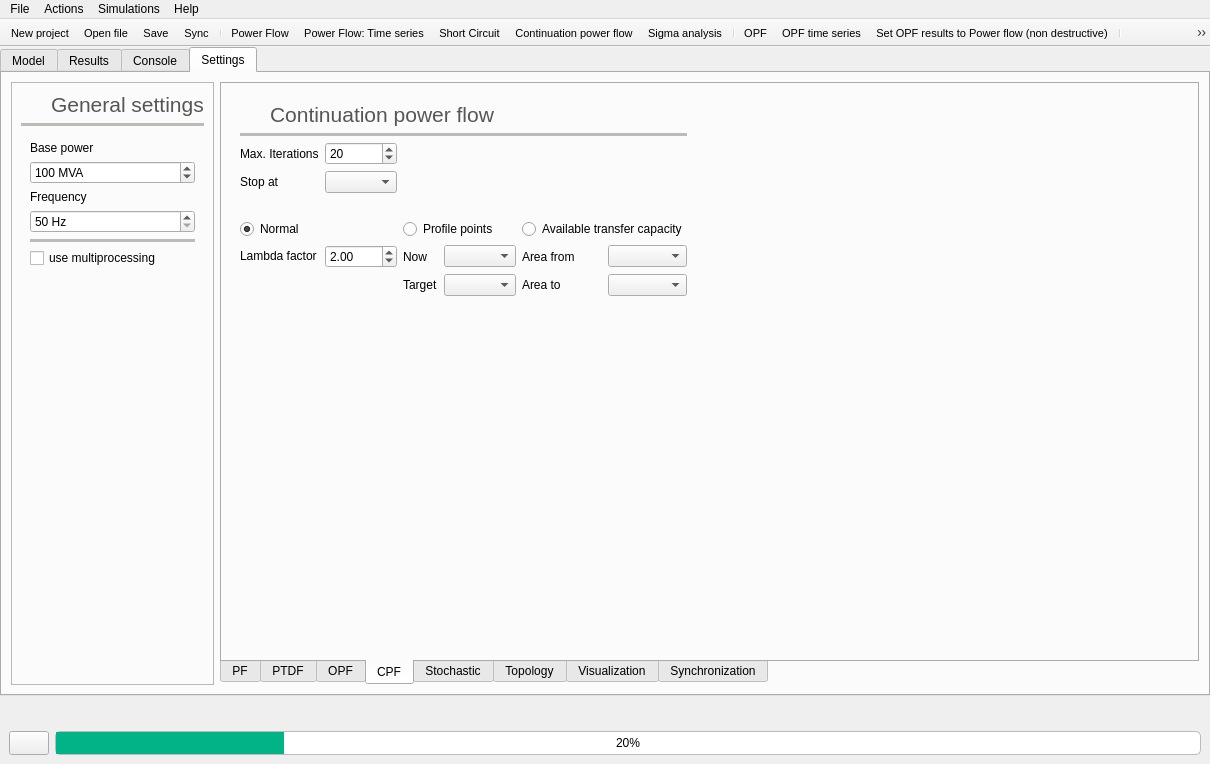
The window that src/GridCal/Gui/Main/MainWindow.ui (SanPen/GridCal) describes before a commit, drawn with Qt 5.
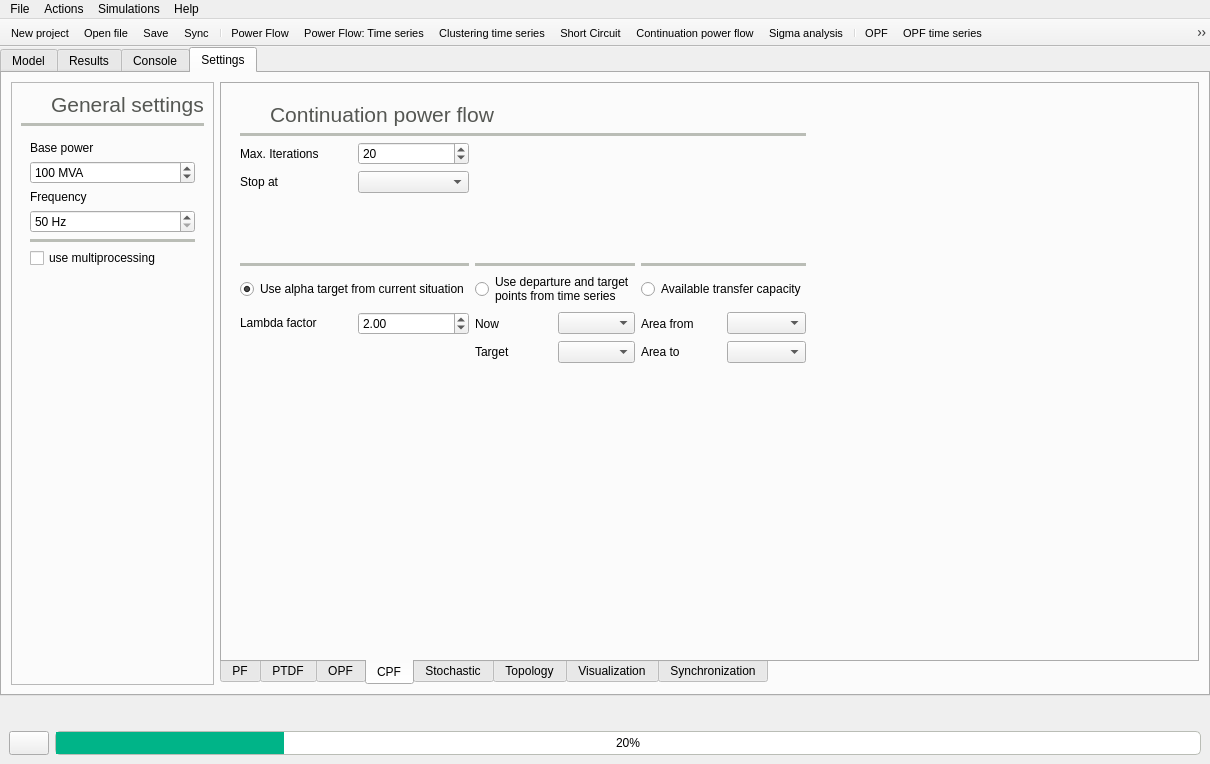
The same window after the commit. The open tabs and pages were chosen to show the change. Icons and pictures are not drawn.

Commit message: Time series clustering working

Diff of the .ui file:
```diff
--- a/src/GridCal/Gui/Main/MainWindow.ui
+++ b/src/GridCal/Gui/Main/MainWindow.ui
@@ -3305,6 +3305,86 @@
                <enum>QFrame::Raised</enum>
               </property>
               <layout class="QGridLayout" name="gridLayout_2">
+               <item row="9" column="0">
+                <widget class="QLabel" name="label_18">
+                 <property name="text">
+                  <string>&lt;html&gt;&lt;head/&gt;&lt;body&gt;&lt;p&gt;Lambda factor&lt;/p&gt;&lt;/body&gt;&lt;/html&gt;</string>
+                 </property>
+                </widget>
+               </item>
+               <item row="3" column="0">
+                <widget class="QLabel" name="label_8">
+                 <property name="text">
+                  <string>Stop at</string>
+                 </property>
+                </widget>
+               </item>
+               <item row="10" column="5">
+                <widget class="QComboBox" name="areaToComboBox"/>
+               </item>
+               <item row="9" column="3">
+                <widget class="QComboBox" name="vs_departure_comboBox"/>
+               </item>
+               <item row="10" column="3">
+                <widget class="QComboBox" name="vs_target_comboBox"/>
+               </item>
+               <item row="10" column="4">
+                <widget class="QLabel" name="label_26">
+                 <property name="text">
+                  <string>Area to</string>
+                 </property>
+                </widget>
+               </item>
+               <item row="9" column="4">
+                <widget class="QLabel" name="label_25">
+                 <property name="text">
+                  <string>Area from</string>
+                 </property>
+                </widget>
+               </item>
+               <item row="2" column="0">
+                <widget class="QLabel" name="label_29">
+                 <property name="text">
+                  <string>Max. Iterations</string>
+                 </property>
+                </widget>
+               </item>
+               <item row="2" column="1">
+                <widget class="QSpinBox" name="vs_max_iterations_spinBox">
+                 <property name="minimum">
+                  <number>1</number>
+                 </property>
+                 <property name="maximum">
+                  <number>300</number>
+                 </property>
+                 <property name="value">
+                  <number>20</number>
+                 </property>
+                </widget>
+               </item>
+               <item row="9" column="5">
+                <widget class="QComboBox" name="areaFromComboBox"/>
+               </item>
+               <item row="4" column="0">
+                <spacer name="verticalSpacer_7">
+                 <property name="orientation">
+                  <enum>Qt::Vertical</enum>
+                 </property>
+                 <property name="sizeHint" stdset="0">
+                  <size>
+                   <width>20</width>
+                   <height>40</height>
+                  </size>
+                 </property>
+                </spacer>
+               </item>
+               <item row="9" column="2">
+                <widget class="QLabel" name="label_19">
+                 <property name="text">
+                  <string>Now</string>
+                 </property>
+                </widget>
+               </item>
                <item row="1" column="0" colspan="6">
                 <widget class="Line" name="line_17">
                  <property name="palette">
@@ -3355,6 +3435,120 @@
                  </property>
                 </widget>
                </item>
+               <item row="7" column="2" colspan="2">
+                <widget class="Line" name="line_25">
+                 <property name="palette">
+                  <palette>
+                   <active>
+                    <colorrole role="WindowText">
+                     <brush brushstyle="SolidPattern">
+                      <color alpha="255">
+                       <red>186</red>
+                       <green>189</green>
+                       <blue>182</blue>
+                      </color>
+                     </brush>
+                    </colorrole>
+                   </active>
+                   <inactive>
+                    <colorrole role="WindowText">
+                     <brush brushstyle="SolidPattern">
+                      <color alpha="255">
+                       <red>186</red>
+                       <green>189</green>
+                       <blue>182</blue>
+                      </color>
+                     </brush>
+                    </colorrole>
+                   </inactive>
+                   <disabled>
+                    <colorrole role="WindowText">
+                     <brush brushstyle="SolidPattern">
+                      <color alpha="255">
+                       <red>190</red>
+                       <green>190</green>
+                       <blue>190</blue>
+                      </color>
+                     </brush>
+                    </colorrole>
+                   </disabled>
+                  </palette>
+                 </property>
+                 <property name="frameShadow">
+                  <enum>QFrame::Plain</enum>
+                 </property>
+                 <property name="lineWidth">
+                  <number>4</number>
+                 </property>
+                 <property name="orientation">
+                  <enum>Qt::Horizontal</enum>
+                 </property>
+                </widget>
+               </item>
+               <item row="10" column="2">
+                <widget class="QLabel" name="label_20">
+                 <property name="text">
+                  <string>Target</string>
+                 </property>
+                </widget>
+               </item>
+               <item row="7" column="0" colspan="2">
+                <widget class="Line" name="line_12">
+                 <property name="palette">
+                  <palette>
+                   <active>
+                    <colorrole role="WindowText">
+                     <brush brushstyle="SolidPattern">
+                      <color alpha="255">
+                       <red>186</red>
+                       <green>189</green>
+                       <blue>182</blue>
+                      </color>
+                     </brush>
+                    </colorrole>
+                   </active>
+                   <inactive>
+                    <colorrole role="WindowText">
+                     <brush brushstyle="SolidPattern">
+                      <color alpha="255">
+                       <red>186</red>
+                       <green>189</green>
+                       <blue>182</blue>
+                      </color>
+                     </brush>
+                    </colorrole>
+                   </inactive>
+                   <disabled>
+                    <colorrole role="WindowText">
+                     <brush brushstyle="SolidPattern">
+                      <color alpha="255">
+                       <red>190</red>
+                       <green>190</green>
+                       <blue>190</blue>
+                      </color>
+                     </brush>
+                    </colorrole>
+                   </disabled>
+                  </palette>
+                 </property>
+                 <property name="frameShadow">
+                  <enum>QFrame::Plain</enum>
+                 </property>
+                 <property name="lineWidth">
+                  <number>4</number>
+                 </property>
+                 <property name="orientation">
+                  <enum>Qt::Horizontal</enum>
+                 </property>
+                </widget>
+               </item>
+               <item row="8" column="4" colspan="2">
+                <widget class="QRadioButton" name="atcRadioButton">
+                 <property name="text">
+                  <string>Available transfer capacity</string>
+                 </property>
+                </widget>
+               </item>
                <item row="0" column="0" colspan="6">
                 <widget class="QFrame" name="frame_44">
                  <property name="frameShape">
@@ -3459,7 +3653,57 @@
                <item row="3" column="1">
                 <widget class="QComboBox" name="vc_stop_at_comboBox"/>
                </item>
-               <item row="8" column="1">
+               <item row="7" column="4" colspan="2">
+                <widget class="Line" name="line_11">
+                 <property name="palette">
+                  <palette>
+                   <active>
+                    <colorrole role="WindowText">
+                     <brush brushstyle="SolidPattern">
+                      <color alpha="255">
+                       <red>186</red>
+                       <green>189</green>
+                       <blue>182</blue>
+                      </color>
+                     </brush>
+                    </colorrole>
+                   </active>
+                   <inactive>
+                    <colorrole role="WindowText">
+                     <brush brushstyle="SolidPattern">
+                      <color alpha="255">
+                       <red>186</red>
+                       <green>189</green>
+                       <blue>182</blue>
+                      </color>
+                     </brush>
+                    </colorrole>
+                   </inactive>
+                   <disabled>
+                    <colorrole role="WindowText">
+                     <brush brushstyle="SolidPattern">
+                      <color alpha="255">
+                       <red>190</red>
+                       <green>190</green>
+                       <blue>190</blue>
+                      </color>
+                     </brush>
+                    </colorrole>
+                   </disabled>
+                  </palette>
+                 </property>
+                 <property name="frameShadow">
+                  <enum>QFrame::Plain</enum>
+                 </property>
+                 <property name="lineWidth">
+                  <number>4</number>
+                 </property>
+                 <property name="orientation">
+                  <enum>Qt::Horizontal</enum>
+                 </property>
+                </widget>
+               </item>
+               <item row="9" column="1">
                 <widget class="QDoubleSpinBox" name="alpha_doubleSpinBox">
                  <property name="minimum">
                   <double>-99.000000000000000</double>
@@ -3469,119 +3713,22 @@
                  </property>
                 </widget>
                </item>
-               <item row="8" column="0">
-                <widget class="QLabel" name="label_18">
-                 <property name="text">
-                  <string>&lt;html&gt;&lt;head/&gt;&lt;body&gt;&lt;p&gt;Lambda factor&lt;/p&gt;&lt;/body&gt;&lt;/html&gt;</string>
-                 </property>
-                </widget>
-               </item>
-               <item row="3" column="0">
-                <widget class="QLabel" name="label_8">
-                 <property name="text">
-                  <string>Stop at</string>
-                 </property>
-                </widget>
-               </item>
-               <item row="7" column="0" colspan="2">
+               <item row="8" column="0" colspan="2">
                 <widget class="QRadioButton" name="start_vs_from_default_radioButton">
-                 <property name="toolTip">
+                 <property name="text">
                   <string>Use alpha target from current situation</string>
                  </property>
-                 <property name="text">
-                  <string>Normal</string>
-                 </property>
                  <property name="checked">
                   <bool>true</bool>
                  </property>
                 </widget>
                </item>
-               <item row="7" column="2" colspan="2">
+               <item row="8" column="2" colspan="2">
                 <widget class="QRadioButton" name="start_vs_from_selected_radioButton">
-                 <property name="toolTip">
+                 <property name="text">
                   <string>Use departure and target
 points from time series</string>
                  </property>
-                 <property name="text">
-                  <string>Profile points</string>
-                 </property>
-                </widget>
-               </item>
-               <item row="9" column="5">
-                <widget class="QComboBox" name="areaToComboBox"/>
-               </item>
-               <item row="8" column="2">
-                <widget class="QLabel" name="label_19">
-                 <property name="text">
-                  <string>Now</string>
-                 </property>
-                </widget>
-               </item>
-               <item row="8" column="4">
-                <widget class="QLabel" name="label_25">
-                 <property name="text">
-                  <string>Area from</string>
-                 </property>
-                </widget>
-               </item>
-               <item row="8" column="5">
-                <widget class="QComboBox" name="areaFromComboBox"/>
-               </item>
-               <item row="8" column="3">
-                <widget class="QComboBox" name="vs_departure_comboBox"/>
-               </item>
-               <item row="2" column="0">
-                <widget class="QLabel" name="label_29">
-                 <property name="text">
-                  <string>Max. Iterations</string>
-                 </property>
-                </widget>
-               </item>
-               <item row="9" column="2">
-                <widget class="QLabel" name="label_20">
-                 <property name="text">
-                  <string>Target</string>
-                 </property>
-                </widget>
-               </item>
-               <item row="9" column="4">
-                <widget class="QLabel" name="label_26">
-                 <property name="text">
-                  <string>Area to</string>
-                 </property>
-                </widget>
-               </item>
-               <item row="2" column="1">
-                <widget class="QSpinBox" name="vs_max_iterations_spinBox">
-                 <property name="minimum">
-                  <number>1</number>
-                 </property>
-                 <property name="maximum">
-                  <number>300</number>
-                 </property>
-                 <property name="value">
-                  <number>20</number>
-                 </property>
-                </widget>
-               </item>
-               <item row="9" column="3">
-                <widget class="QComboBox" name="vs_target_comboBox"/>
-               </item>
-               <item row="7" column="4" colspan="2">
-                <widget class="QRadioButton" name="atcRadioButton">
-                 <property name="toolTip">
-                  <string>Available transfer capacity</string>
-                 </property>
-                 <property name="text">
-                  <string>Available transfer capacity</string>
-                 </property>
-                </widget>
-               </item>
-               <item row="6" column="0">
-                <widget class="QLabel" name="label_37">
-                 <property name="text">
-                  <string/>
-                 </property>
                 </widget>
                </item>
               </layout>
@@ -6411,6 +6558,7 @@
    <addaction name="separator"/>
    <addaction name="actionPower_flow"/>
    <addaction name="actionPower_Flow_Time_series"/>
+   <addaction name="actionClustering_time_series"/>
    <addaction name="actionShort_Circuit"/>
    <addaction name="actionVoltage_stability"/>
    <addaction name="actionSigma_analysis"/>
@@ -6420,7 +6568,6 @@
    <addaction name="actionOpf_to_Power_flow"/>
    <addaction name="separator"/>
    <addaction name="actionPower_flow_Stochastic"/>
-   <addaction name="actionClustering_time_series"/>
    <addaction name="actionBlackout_cascade"/>
    <addaction name="separator"/>
    <addaction name="actionPTDF"/>
```
Left out of the diff: 509 changed lines with no effect on the pictures. The commit also changes 11 other files.
